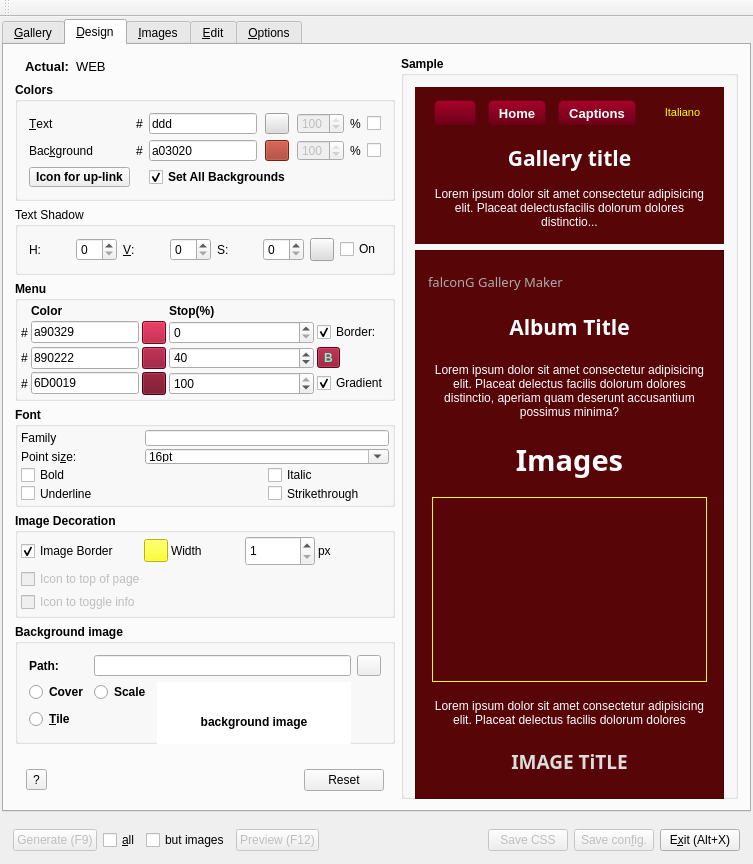
Before: the Qt Designer form src/falcong.ui in solyoma/falconG, drawn with Qt 5.
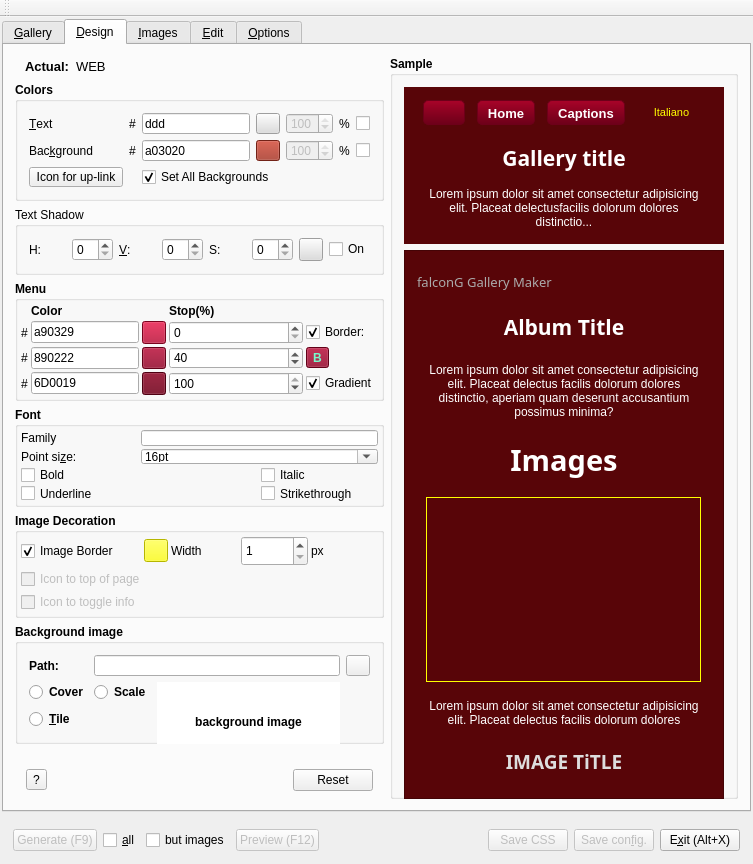
After: the same form once the commit is applied. The open tabs and pages were chosen to show the change. Icons and pictures are not drawn. Custom widgets are drawn as their Qt base class.

Commit message: mire j= ez a vacak

```diff
--- a/src/falcong.ui
+++ b/src/falcong.ui
@@ -1708,13 +1708,25 @@
                </item>
                <item row="2" column="0">
                 <widget class="QToolButton" name="btnSelectUplinkIcon">
+                 <property name="font">
+                  <font>
+                   <weight>50</weight>
+                   <bold>false</bold>
+                  </font>
+                 </property>
                  <property name="text">
                   <string>Icon for up-link</string>
                  </property>
                 </widget>
                </item>
-               <item row="2" column="2" colspan="2">
+               <item row="2" column="2" colspan="3">
                 <widget class="QCheckBox" name="chkSetAll">
+                 <property name="font">
+                  <font>
+                   <weight>50</weight>
+                   <bold>false</bold>
+                  </font>
+                 </property>
                  <property name="text">
                   <string>Set All Backgrounds</string>
                  </property>
```
